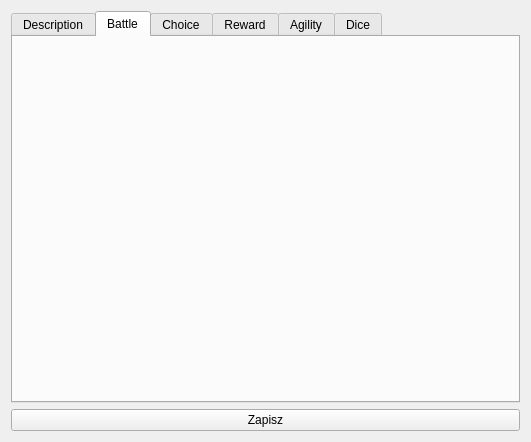
Old version of the form DataManager/forms/GUI/action/actionview.ui in the repository jurikimurik/Witcher_Adventures_PHP_QTCPP.
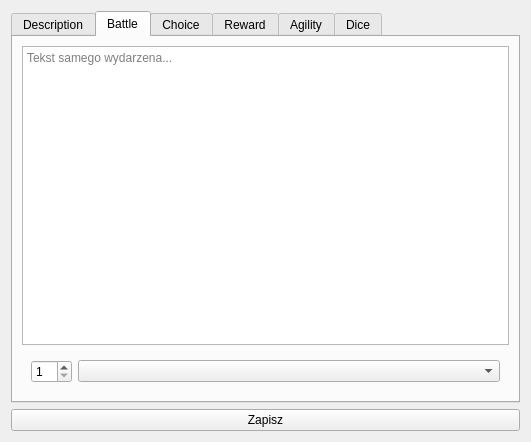
New version of the form. The open tabs and pages were chosen to show the change. Icons and pictures are not drawn.

Commit message: Example of GUI for battle action has been created.

Patch:
```diff
--- a/DataManager/forms/GUI/action/actionview.ui
+++ b/DataManager/forms/GUI/action/actionview.ui
@@ -54,6 +54,40 @@
       <attribute name="title">
        <string>Battle</string>
       </attribute>
+      <layout class="QVBoxLayout" name="verticalLayout_3">
+       <item>
+        <widget class="QTextEdit" name="battleTextEdit">
+         <property name="placeholderText">
+          <string>Tekst samego wydarzena...</string>
+         </property>
+        </widget>
+       </item>
+       <item>
+        <widget class="QWidget" name="widget" native="true">
+         <layout class="QFormLayout" name="formLayout">
+          <item row="0" column="1">
+           <widget class="QComboBox" name="comboBox">
+            <property name="placeholderText">
+             <string>Wrog...</string>
+            </property>
+            <item>
+             <property name="text">
+              <string>*DODAJ NOWEGO WROGA*</string>
+             </property>
+            </item>
+           </widget>
+          </item>
+          <item row="0" column="0">
+           <widget class="QSpinBox" name="spinBox">
+            <property name="minimum">
+             <number>1</number>
+            </property>
+           </widget>
+          </item>
+         </layout>
+        </widget>
+       </item>
+      </layout>
      </widget>
      <widget class="QWidget" name="choiceAction">
       <attribute name="title">
```
Left out of the diff: 8 changed lines with no effect on the pictures.
